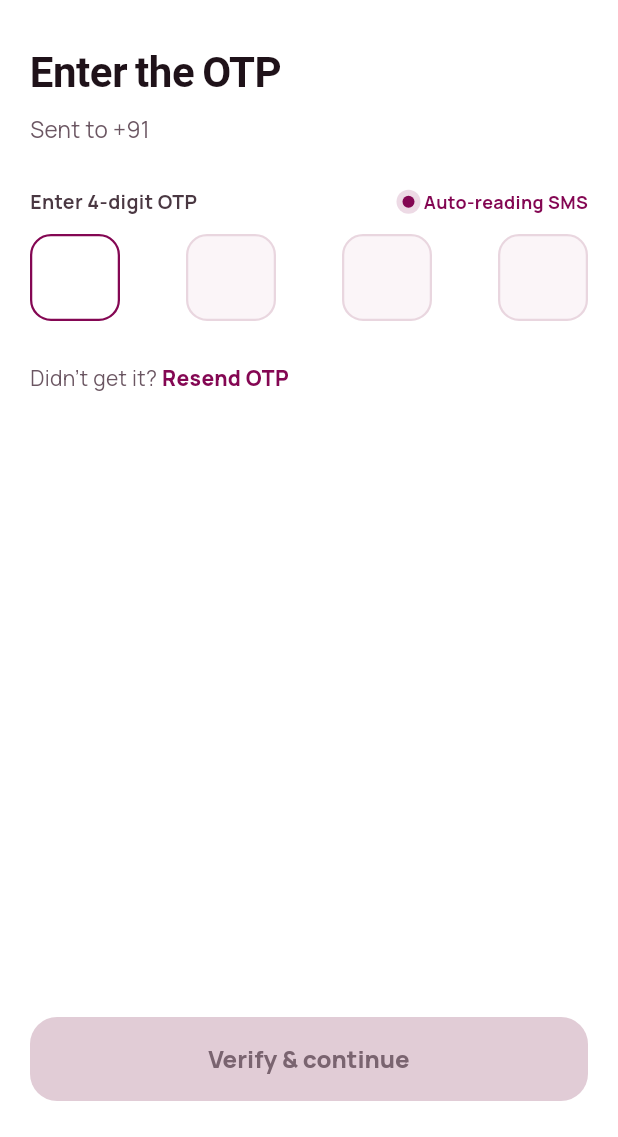
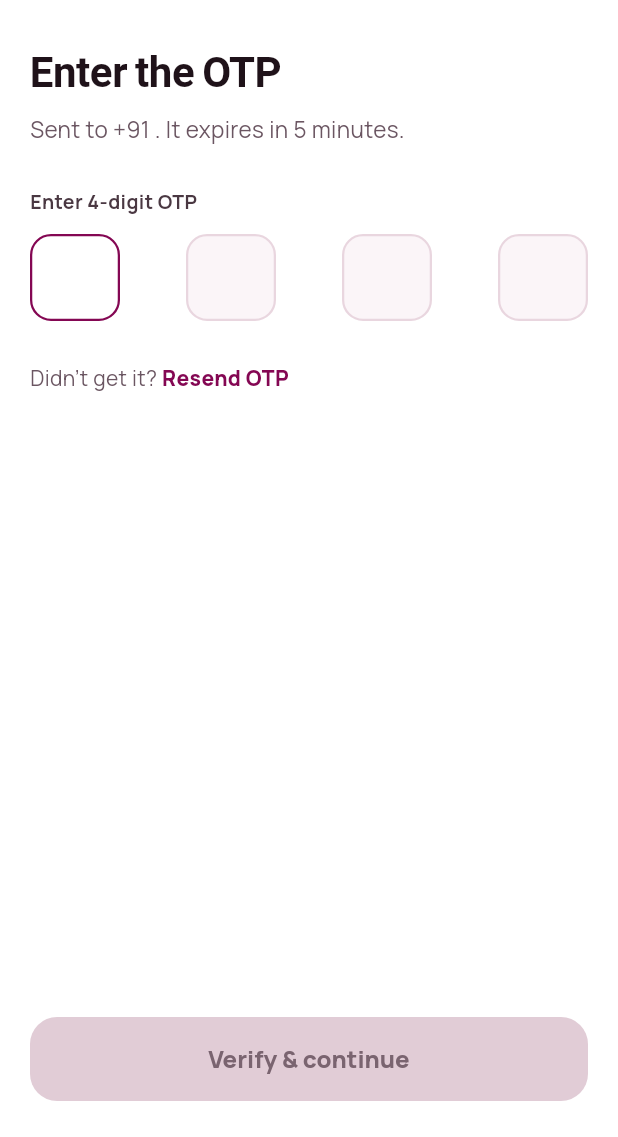
Before and after one commit to jassi2019/salary-brother, a Flutter app: the OtpView screen opened by its route, on a phone screen of 412 x 824 dp, the part 99-1236 px from its top. Run offline on Flutter 3.47's test engine with Material 3 defaults, Android fonts, the phone set to English and light mode, and no system bars; drawn by our look-alikes of pin_code_fields; our stand-ins replace dio, get, google_fonts, responsive_sizer, shared_preferences; accounts and stored records are empty.

Commit message:
Record the DLT registration and parse the OTP from it
The SMS gateway doc is a generic Basic-auth template -- placeholders, no
credentials -- so there is nothing to wire up, and nothing should be: a
gateway password shipped in an APK is a password anyone can read, and
anyone who reads it can send SMS on the company's account. The CRM
already sends the OTP server-side on event_name: login. SmsConfig keeps
the registration next to the code that reads the message, and says so.

The useful part is the approved template. Because the body is fixed,
OtpParser can match the code in its own slot rather than grabbing the
first digits in the message -- which matters here, since the body also
contains "5 minutes" and a 19-digit template id. It also requires the
SYFLSB sender ID, so another app's OTP is never auto-typed into this
one, and rejects a 6-digit code because the CRM issues 4.

A test pins the rendered body against the approved sample: editing the
wording needs DLT re-approval before it will deliver, so drift should
fail loudly rather than silently stop delivering.

Two honesty fixes on the OTP screen while here. "Auto-reading SMS" was
decoration -- nothing was listening -- so it now follows
isAutoReadingSms, which stays false until a retriever is wired to
onSmsReceived. And the screen now tells the customer the code expires in
five minutes, which the template promises but the app never mentioned.

Tests: 79.

Co-Authored-By: Claude Opus 5 <noreply@anthropic.com>

````diff
--- /dev/null
+++ b/lib/services/sms_config.dart
@@ -0,0 +1,41 @@
+/// SMS gateway configuration.
+///
+/// The gateway is a plain HTTP API with Basic auth:
+///
+/// ```
+/// GET https://<host>/api/basic
+///   ?mobileno=91XXXXXXXXXX,91XXXXXXXXXX
+///   &senderid=<senderid>
+///   &countrycode=ALL
+///   &msgtext=<message>
+/// ```
+///
+/// **The app does not call this.** Sending an OTP from the client would put
+/// the gateway password in the APK, where anyone can read it, and let a
+/// stranger send SMS on the company's account. The CRM sends the OTP
+/// server-side when the app posts `event_name: login`; these values live here
+/// only so the DLT registration is recorded next to the code that reads the
+/// resulting message.
+class SmsConfig {
+  SmsConfig._();
+
+  /// DLT-registered sender ID. Also the suffix the gateway appends to every
+  /// message body.
+  static const String senderId = 'SYFLSB';
+
+  /// DLT template id registered for the login OTP.
+  static const String otpTemplateId = '1777178863021936003';
+
+  /// The registered template, with `{otp}` where the code goes. Any change to
+  /// the wording needs re-approval on the DLT portal before it will deliver.
+  static const String otpTemplate =
+      'Use OTP {otp} to log in to your Salary Brother account. This code will '
+      'expire in 5 minutes. Keep it safe. $senderId';
+
+  /// How long the OTP stays valid, per the template's own wording.
+  static const Duration otpValidity = Duration(minutes: 5);
+
+  /// Renders the template for a code, for previews and tests.
+  static String otpMessage(String otp) =>
+      otpTemplate.replaceFirst('{otp}', otp);
+}
--- /dev/null
+++ b/lib/utils/otp_parser.dart
@@ -0,0 +1,41 @@
+import '../controllers/auth_controller.dart';
+import '../services/sms_config.dart';
+
+/// Pulls the login code out of an incoming SMS.
+///
+/// The registered template is fixed, so matching it is safer than grabbing the
+/// first digits in the message — a body that mentions "5 minutes" or the
+/// template id would otherwise yield the wrong code.
+class OtpParser {
+  OtpParser._();
+
+  /// Matches the code where the registered template puts it: after "OTP " and
+  /// before " to log in".
+  static final RegExp _templated = RegExp(
+    r'\bOTP\s+(\d{' '${AuthController.otpLength}' r'})\b(?=\s+to\s+log\s+in)',
+    caseSensitive: false,
+  );
+
+  /// Looser fallback, for a gateway that reworded the message: the code must
+  /// still follow the word OTP.
+  static final RegExp _afterKeyword = RegExp(
+    r'\b(?:OTP|code|password)\D{0,12}(\d{' '${AuthController.otpLength}' r'})\b',
+    caseSensitive: false,
+  );
+
+  /// The code, or null when [body] is not one of our OTP messages.
+  ///
+  /// Returns null if the sender ID is absent, so another app's OTP is never
+  /// typed into this one.
+  static String? extract(String? body) {
+    final text = (body ?? '').trim();
+    if (text.isEmpty) return null;
+    if (!text.toUpperCase().contains(SmsConfig.senderId)) return null;
+
+    for (final pattern in [_templated, _afterKeyword]) {
+      final match = pattern.firstMatch(text);
+      if (match != null) return match.group(1);
+    }
+    return null;
+  }
+}
--- a/lib/views/otp_view.dart
+++ b/lib/views/otp_view.dart
@@ -3,6 +3,7 @@ import 'package:get/get.dart';
 import 'package:pin_code_fields/pin_code_fields.dart';
 
 import '../controllers/auth_controller.dart';
+import '../services/sms_config.dart';
 import '../utils/app_colors.dart';
 import '../utils/app_sizes.dart';
 import '../utils/app_text_styles.dart';
@@ -48,7 +49,8 @@ class OtpView extends GetView<AuthController> {
               const Text('Enter the OTP', style: AppTextStyles.h2),
               const SizedBox(height: 10),
               Text(
-                'Sent to +91 ${Formatters.mobile(controller.mobile)}',
+                'Sent to +91 ${Formatters.mobile(controller.mobile)}. '
+                'It expires in ${SmsConfig.otpValidity.inMinutes} minutes.',
                 style: AppTextStyles.bodyMuted,
               ),
               const SizedBox(height: AppSizes.xxl),
@@ -82,7 +84,10 @@ class OtpView extends GetView<AuthController> {
           'Enter ${AuthController.otpLength}-digit OTP',
           style: AppTextStyles.label,
         ),
-        Row(
+        // Only claim auto-fill while something is actually listening.
+        Obx(
+          () => controller.isAutoReadingSms.value
+              ? Row(
                   children: [
                     Container(
                       width: 8,
@@ -109,6 +114,8 @@ class OtpView extends GetView<AuthController> {
                       ),
                     ),
                   ],
+                )
+              : const SizedBox.shrink(),
         ),
       ],
     );
````
Also changed, not shown: lib/controllers/auth_controller.dart (+18 -0 lines), 2 other files. Lines whose indentation alone changed are shown as unchanged.
